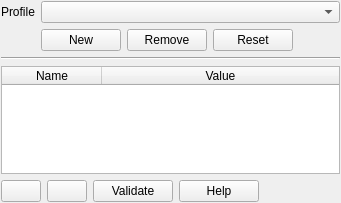
First picture: the form in src/ui/qgsrasterformatsaveoptionswidgetbase.ui, repository nextgis/nextgisqgis, before the edit.
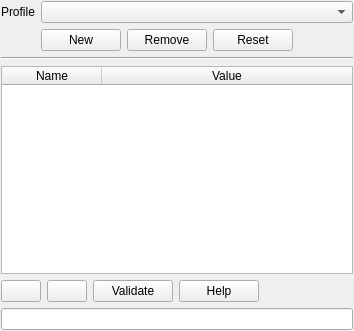
Second picture: the form after the edit. Icons and pictures are not drawn.

What changed in the file:
```diff
--- a/src/ui/qgsrasterformatsaveoptionswidgetbase.ui
+++ b/src/ui/qgsrasterformatsaveoptionswidgetbase.ui
@@ -6,23 +6,41 @@
    <rect>
     <x>0</x>
     <y>0</y>
-    <width>341</width>
-    <height>203</height>
+    <width>354</width>
+    <height>331</height>
    </rect>
   </property>
   <property name="windowTitle">
    <string notr="true">Form</string>
   </property>
-  <layout class="QGridLayout" name="gridLayout">
-   <property name="margin">
+  <layout class="QVBoxLayout" name="verticalLayout">
+   <property name="leftMargin">
     <number>1</number>
    </property>
-   <item row="0" column="1">
+   <property name="topMargin">
+    <number>1</number>
+   </property>
+   <property name="rightMargin">
+    <number>1</number>
+   </property>
+   <property name="bottomMargin">
+    <number>1</number>
+   </property>
+   <item>
     <layout class="QGridLayout" name="gridLayout_3">
      <item row="1" column="1">
       <widget class="QWidget" name="mProfileButtons" native="true">
        <layout class="QHBoxLayout" name="mProfileButtonsLayout">
-        <property name="margin">
+        <property name="leftMargin">
+         <number>0</number>
+        </property>
+        <property name="topMargin">
+         <number>0</number>
+        </property>
+        <property name="rightMargin">
+         <number>0</number>
+        </property>
+        <property name="bottomMargin">
          <number>0</number>
         </property>
         <item>
@@ -99,24 +117,45 @@
      </item>
     </layout>
    </item>
-   <item row="2" column="1">
-    <widget class="QStackedWidget" name="mOptionsStackedWidget">
-     <property name="currentIndex">
+   <item>
+    <widget class="Line" name="mSeparator">
+     <property name="orientation">
+      <enum>Qt::Horizontal</enum>
+     </property>
+    </widget>
+   </item>
+   <item>
+    <widget class="QWidget" name="mOptionsWidget" native="true">
+     <layout class="QVBoxLayout" name="verticalLayout_4">
+      <property name="leftMargin">
       <number>0</number>
      </property>
-     <widget class="QWidget" name="page">
-      <layout class="QGridLayout" name="gridLayout_2">
-       <property name="margin">
+      <property name="topMargin">
         <number>0</number>
        </property>
-       <item row="0" column="0">
+      <property name="rightMargin">
+       <number>0</number>
+      </property>
+      <property name="bottomMargin">
+       <number>0</number>
+      </property>
+      <item>
+       <widget class="QWidget" name="mTableWidget" native="true">
+        <layout class="QVBoxLayout" name="verticalLayout_5">
+         <property name="leftMargin">
+          <number>0</number>
+         </property>
+         <property name="topMargin">
+          <number>0</number>
+         </property>
+         <property name="rightMargin">
+          <number>0</number>
+         </property>
+         <property name="bottomMargin">
+          <number>0</number>
+         </property>
+         <item>
         <widget class="QTableWidget" name="mOptionsTable">
-         <property name="minimumSize">
-          <size>
-           <width>204</width>
-           <height>0</height>
-          </size>
-         </property>
          <attribute name="horizontalHeaderMinimumSectionSize">
           <number>30</number>
          </attribute>
@@ -135,9 +174,9 @@
          </column>
         </widget>
        </item>
-       <item row="1" column="0">
-        <layout class="QGridLayout" name="gridLayout_4">
-         <item row="0" column="0">
+         <item>
+          <layout class="QHBoxLayout" name="horizontalLayout">
+           <item>
           <widget class="QPushButton" name="mOptionsAddButton">
            <property name="sizePolicy">
             <sizepolicy hsizetype="Minimum" vsizetype="Fixed">
@@ -160,7 +199,7 @@
            </property>
           </widget>
          </item>
-         <item row="0" column="1">
+           <item>
           <widget class="QPushButton" name="mOptionsDeleteButton">
            <property name="sizePolicy">
             <sizepolicy hsizetype="Minimum" vsizetype="Fixed">
@@ -177,21 +216,21 @@
            </property>
           </widget>
          </item>
-         <item row="0" column="2">
+           <item>
           <widget class="QPushButton" name="mOptionsValidateButton">
            <property name="text">
             <string>Validate</string>
            </property>
           </widget>
          </item>
-         <item row="0" column="3">
+           <item>
           <widget class="QPushButton" name="mOptionsHelpButton">
            <property name="text">
             <string>Help</string>
            </property>
           </widget>
          </item>
-         <item row="0" column="4">
+           <item>
           <spacer name="horizontalSpacer">
            <property name="orientation">
             <enum>Qt::Horizontal</enum>
@@ -208,11 +247,7 @@
        </item>
       </layout>
      </widget>
-     <widget class="QWidget" name="page_2">
-      <layout class="QVBoxLayout" name="verticalLayout_2">
-       <property name="margin">
-        <number>0</number>
-       </property>
+      </item>
        <item>
         <widget class="QLineEdit" name="mOptionsLineEdit">
          <property name="toolTip">
@@ -224,14 +259,6 @@
         </widget>
        </item>
       </layout>
-     </widget>
-    </widget>
-   </item>
-   <item row="1" column="1">
-    <widget class="Line" name="mSeparator">
-     <property name="orientation">
-      <enum>Qt::Horizontal</enum>
-     </property>
     </widget>
    </item>
   </layout>
```
Lines whose indentation alone changed are shown as unchanged.
